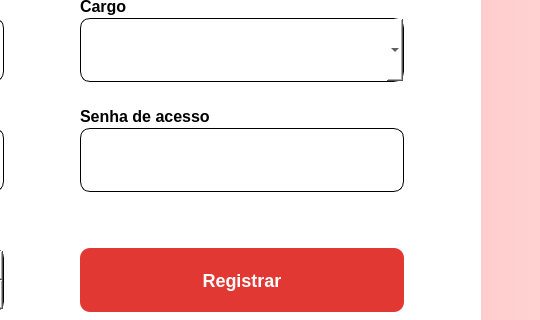
Old version of the form src/Graphics/Register/registerprofissionalsaude.ui in the repository INF112-Programacao2/20222-team-1; both pictures show x 460 to 1000 and y 152 to 472 of the 1000 by 572 pixel window.
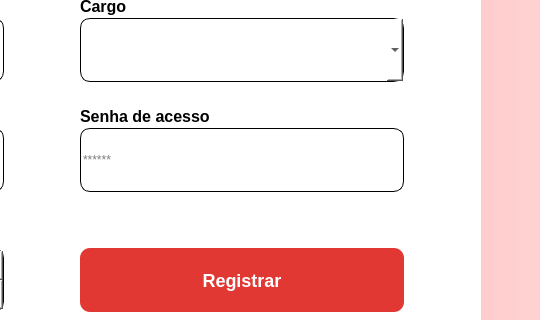
New version of the form. Icons and pictures are not drawn.

Patch:
```diff
--- a/src/Graphics/Register/registerprofissionalsaude.ui
+++ b/src/Graphics/Register/registerprofissionalsaude.ui
@@ -252,12 +252,18 @@
 border-radius: 10px;
 </string>
      </property>
+     <property name="inputMask">
+      <string/>
+     </property>
      <property name="text">
       <string/>
      </property>
      <property name="echoMode">
       <enum>QLineEdit::Password</enum>
      </property>
+     <property name="placeholderText">
+      <string>******</string>
+     </property>
     </widget>
     <widget class="QLabel" name="txtSenha">
      <property name="geometry">
```
Left out of the diff: 3 changed lines with no effect on the pictures.
